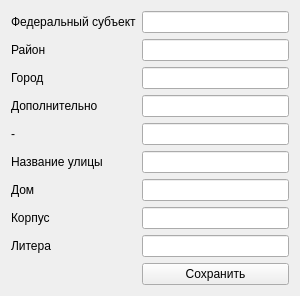
This is parseexcelwidget.ui in RuslanGainanov/AddressBID as Qt 5 draws it before an edit. The edited form follows.
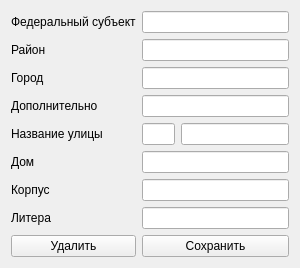
This is the edited form.

```diff
--- a/parseexcelwidget.ui
+++ b/parseexcelwidget.ui
@@ -7,7 +7,7 @@
     <x>0</x>
     <y>0</y>
     <width>300</width>
-    <height>275</height>
+    <height>235</height>
    </rect>
   </property>
   <property name="sizePolicy">
@@ -26,25 +26,16 @@
    <string>Form</string>
   </property>
   <layout class="QGridLayout" name="gridLayout">
-   <item row="7" column="1">
-    <widget class="QLineEdit" name="lineEditKorp"/>
+   <item row="0" column="0">
+    <widget class="QLabel" name="labelFsubj">
+     <property name="text">
+      <string>Федеральный субъект</string>
+     </property>
+    </widget>
    </item>
    <item row="3" column="1">
     <widget class="QLineEdit" name="lineEditAdditional"/>
    </item>
-   <item row="2" column="1">
-    <widget class="QLineEdit" name="lineEditCity"/>
-   </item>
-   <item row="1" column="1">
-    <widget class="QLineEdit" name="lineEditDistrict"/>
-   </item>
-   <item row="3" column="0">
-    <widget class="QLabel" name="label_7">
-     <property name="text">
-      <string>Дополнительно</string>
-     </property>
-    </widget>
-   </item>
    <item row="1" column="0">
     <widget class="QLabel" name="label">
      <property name="text">
@@ -52,10 +43,13 @@
      </property>
     </widget>
    </item>
+   <item row="6" column="1">
+    <widget class="QLineEdit" name="lineEditKorp"/>
+   </item>
    <item row="5" column="0">
-    <widget class="QLabel" name="label_4">
+    <widget class="QLabel" name="label_5">
      <property name="text">
-      <string>Название улицы</string>
+      <string>Дом</string>
      </property>
     </widget>
    </item>
@@ -66,63 +60,87 @@
      </property>
     </widget>
    </item>
-   <item row="4" column="0">
-    <widget class="QLabel" name="label_3">
-     <property name="text">
-      <string>-</string>
-     </property>
-    </widget>
-   </item>
-   <item row="7" column="0">
-    <widget class="QLabel" name="label_6">
-     <property name="text">
-      <string>Корпус</string>
-     </property>
-    </widget>
-   </item>
-   <item row="0" column="0">
-    <widget class="QLabel" name="labelFsubj">
-     <property name="text">
-      <string>Федеральный субъект</string>
-     </property>
-    </widget>
-   </item>
-   <item row="6" column="0">
-    <widget class="QLabel" name="label_5">
-     <property name="text">
-      <string>Дом</string>
-     </property>
-    </widget>
-   </item>
    <item row="0" column="1">
     <widget class="QLineEdit" name="lineEditFSubj"/>
    </item>
-   <item row="8" column="1">
-    <widget class="QLineEdit" name="lineEditLiter"/>
+   <item row="1" column="1">
+    <widget class="QLineEdit" name="lineEditDistrict"/>
    </item>
-   <item row="8" column="0">
+   <item row="6" column="0">
+    <widget class="QLabel" name="label_6">
+     <property name="text">
+      <string>Корпус</string>
+     </property>
+    </widget>
+   </item>
+   <item row="7" column="0">
     <widget class="QLabel" name="label_8">
      <property name="text">
       <string>Литера</string>
      </property>
     </widget>
    </item>
+   <item row="8" column="0">
+    <widget class="QPushButton" name="_pushButtonRemove">
+     <property name="text">
+      <string>Удалить</string>
+     </property>
+    </widget>
+   </item>
+   <item row="3" column="0">
+    <widget class="QLabel" name="label_7">
+     <property name="text">
+      <string>Дополнительно</string>
+     </property>
+    </widget>
+   </item>
    <item row="4" column="1">
-    <widget class="QLineEdit" name="lineEditTypeOfStreet"/>
+    <layout class="QHBoxLayout" name="horizontalLayout">
+     <item>
+      <widget class="QLineEdit" name="lineEditTypeOfStreet">
+       <property name="sizePolicy">
+        <sizepolicy hsizetype="Maximum" vsizetype="Fixed">
+         <horstretch>0</horstretch>
+         <verstretch>0</verstretch>
+        </sizepolicy>
+       </property>
+      </widget>
+     </item>
+     <item>
+      <widget class="QLineEdit" name="lineEditStreet">
+       <property name="sizePolicy">
+        <sizepolicy hsizetype="Minimum" vsizetype="Fixed">
+         <horstretch>0</horstretch>
+         <verstretch>0</verstretch>
+        </sizepolicy>
+       </property>
+      </widget>
+     </item>
+    </layout>
    </item>
-   <item row="5" column="1">
-    <widget class="QLineEdit" name="lineEditStreet"/>
+   <item row="4" column="0">
+    <widget class="QLabel" name="label_4">
+     <property name="text">
+      <string>Название улицы</string>
+     </property>
+    </widget>
    </item>
-   <item row="6" column="1">
-    <widget class="QLineEdit" name="lineEditBuild"/>
-   </item>
-   <item row="9" column="1">
+   <item row="8" column="1">
     <widget class="QPushButton" name="pushButtonSave">
      <property name="text">
       <string>Сохранить</string>
      </property>
     </widget>
    </item>
+   <item row="7" column="1">
+    <widget class="QLineEdit" name="lineEditLiter"/>
+   </item>
+   <item row="2" column="1">
+    <widget class="QLineEdit" name="lineEditCity"/>
+   </item>
+   <item row="5" column="1">
+    <widget class="QLineEdit" name="lineEditBuild"/>
+   </item>
   </layout>
  </widget>
  <resources/>
```
